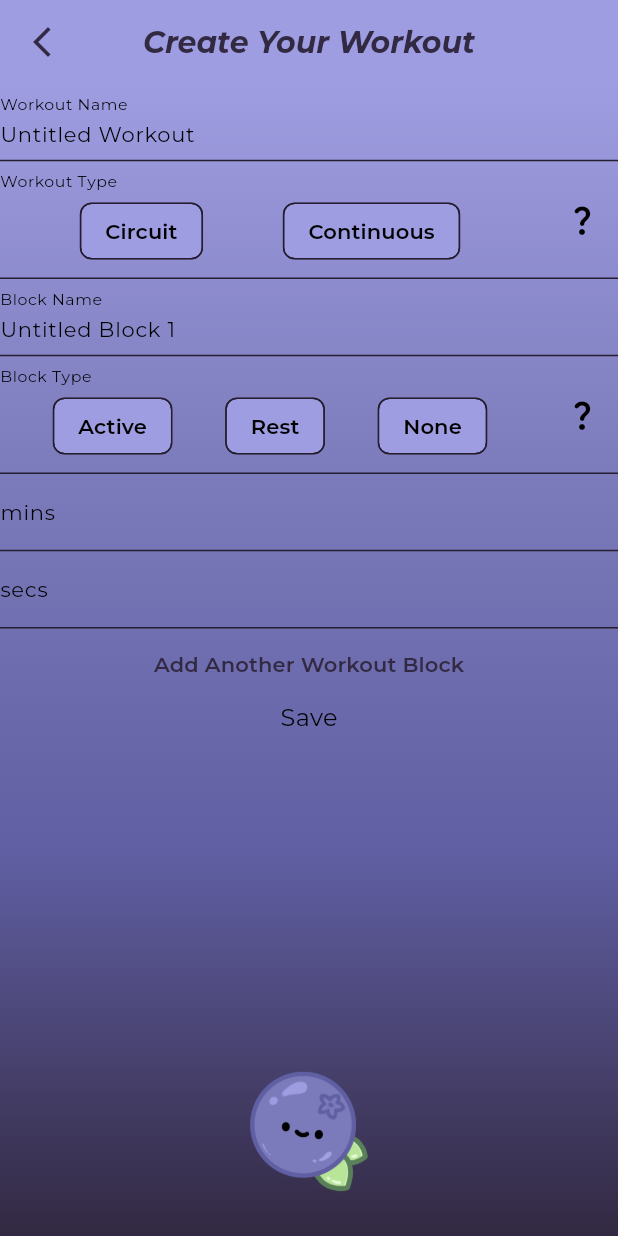
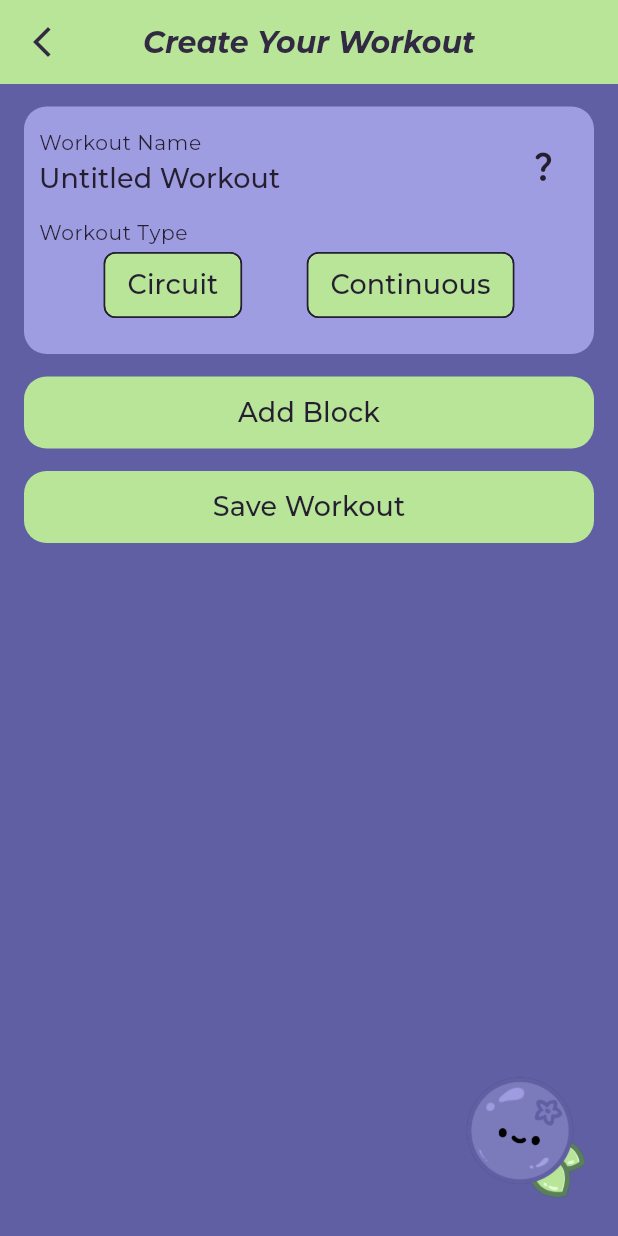
Before and after one commit to lucyyyli/JigglyWorkoutAppFlutter, a Flutter app: the CreateWorkoutScreen screen opened by its route, on a phone screen of 412 x 824 dp. Run offline on Flutter 3.47's test engine with Material 3 defaults, Android fonts, the phone set to English and light mode, and no system bars; drawn by our look-alikes of flutter_form_builder; our stand-ins replace form_builder_validators, google_fonts, simple_animations.

Commit message:
Create Your Workout page UI Update fonts on Alerts

```diff
--- a/lib/constants/app_theme.dart
+++ b/lib/constants/app_theme.dart
@@ -13,14 +13,14 @@ class AppThemeData {
       // Matches manifest.json colors and background color.
       primaryColor: colorScheme.primary,
       appBarTheme: AppBarTheme(
-        backgroundColor: colorScheme.background,
+        backgroundColor: colorScheme.surface,
         elevation: 0,
         iconTheme: IconThemeData(color: colorScheme.primary),
         centerTitle: false,
       ),
       iconTheme: IconThemeData(color: colorScheme.onPrimary),
-      canvasColor: colorScheme.background,
-      scaffoldBackgroundColor: colorScheme.background,
+      canvasColor: colorScheme.surface,
+      scaffoldBackgroundColor: colorScheme.surface,
       highlightColor: Colors.transparent,
     );
   }
@@ -32,15 +32,14 @@ class AppThemeData {
     secondaryContainer: Color(0xFF605FA3),
     tertiary: Color(0xFFB8E598),
     tertiaryContainer: Color(0xFF5A805A),
-    background: Color(0xFF9F9DE1),
-    surface: Color(0xFFFAFBFB),
-    onBackground: Color(0xFF241E30),
+    surface: Color(0xFF9F9DE1),
     error: _lightFillColor,
     onError: _lightFillColor,
     onPrimary: Color(0xFF7C7BBB),
     onSecondary: Color(0xFF605FA3),
-    onTertiary: Color(0xFF322942),
-    onSurface: Colors.black,
+    onTertiary: Color(0xFF241E30),
+    onTertiaryContainer: Color(0xFF241E30),
+    onSurface: Color(0xFF241E30),
     brightness: Brightness.light,
   );
 
@@ -50,33 +49,41 @@ class AppThemeData {
   static const _bold = FontWeight.w700;
 
   static final TextTheme _textTheme = TextTheme(
-    headlineLarge: GoogleFonts.montserrat(
-      fontSize: 50.0,
-      color: colorScheme.primary,
-    ),
+    headlineSmall: GoogleFonts.oswald(fontWeight: _medium, fontSize: 16.0),
     headlineMedium: GoogleFonts.barlowCondensed(
       fontSize: 40.0,
       fontWeight: _semiBold,
       fontStyle: FontStyle.italic,
       color: colorScheme.primary,
     ),
-    bodySmall: GoogleFonts.oswald(fontWeight: _semiBold, fontSize: 16.0),
-    headlineSmall: GoogleFonts.oswald(fontWeight: _medium, fontSize: 16.0),
+    headlineLarge: GoogleFonts.montserrat(
+      fontSize: 50.0,
+      color: colorScheme.primary,
+    ),
+
+    bodySmall: GoogleFonts.montserrat(fontWeight: _regular, fontSize: 14.0),
+    bodyMedium: GoogleFonts.montserrat(fontWeight: _regular, fontSize: 16.0),
+    bodyLarge: GoogleFonts.montserrat(fontWeight: _regular, fontSize: 18.0),
+
+    displaySmall: GoogleFonts.montserrat(fontWeight: _bold, fontSize: 14.0),
+    displayMedium: GoogleFonts.montserrat(fontWeight: _bold, fontSize: 16.0),
+    displayLarge: GoogleFonts.montserrat(fontWeight: _bold, fontSize: 18.0),
+
+    labelSmall: GoogleFonts.montserrat(fontWeight: _medium, fontSize: 14.0),
+    labelMedium: GoogleFonts.montserrat(fontWeight: _medium, fontSize: 16.0),
+    labelLarge: GoogleFonts.montserrat(fontWeight: _medium, fontSize: 18.0),
+
+    titleSmall: GoogleFonts.montserrat(fontWeight: _medium, fontSize: 14.0),
     titleMedium: GoogleFonts.montserrat(
       fontWeight: _medium,
       fontSize: 20.0,
       color: colorScheme.primary,
     ),
-    labelSmall: GoogleFonts.montserrat(fontWeight: _medium, fontSize: 12.0),
-    bodyLarge: GoogleFonts.montserrat(fontWeight: _regular, fontSize: 14.0),
-    titleSmall: GoogleFonts.montserrat(fontWeight: _medium, fontSize: 14.0),
-    bodyMedium: GoogleFonts.montserrat(fontWeight: _regular, fontSize: 16.0),
     titleLarge: GoogleFonts.montserrat(
       fontSize: 20.0,
       fontWeight: _bold,
       fontStyle: FontStyle.italic,
       color: colorScheme.primary,
     ),
-    labelLarge: GoogleFonts.montserrat(fontWeight: _semiBold, fontSize: 14.0),
   );
 }
--- a/lib/ui/createWorkout.dart
+++ b/lib/ui/createWorkout.dart
@@ -1,3 +1,5 @@
+import 'dart:math';
+import 'dart:developer' as dev;
 import 'package:jiggly/utils/routes/routes.dart';
 import 'package:jiggly/widgets/back_button.dart';
 import 'package:flutter/material.dart';
@@ -15,7 +17,7 @@ class CreateWorkoutScreen extends StatefulWidget {
 }
 
 class _CreateWorkoutScreenState extends State<CreateWorkoutScreen> {
-  int numBlocks = 1;
+  int numBlocks = 0;
   final _formKey = GlobalKey<FormBuilderState>();
 
   @override
@@ -34,8 +36,10 @@ class _CreateWorkoutScreenState extends State<CreateWorkoutScreen> {
       child: Scaffold(
         appBar: _buildAppBar(),
         body: _buildBody(),
-        floatingActionButton: FloatingActionLogoWidget(),
-        floatingActionButtonLocation: FloatingActionButtonLocation.centerFloat,
+        floatingActionButton: Visibility(
+            visible: MediaQuery.of(context).viewInsets.bottom == 0.0,
+            child: FloatingActionLogoWidget()),
+        floatingActionButtonLocation: FloatingActionButtonLocation.miniEndFloat,
       ),
     );
   }
@@ -49,7 +53,7 @@ class _CreateWorkoutScreenState extends State<CreateWorkoutScreen> {
         style: Theme.of(context).textTheme.titleLarge,
       ),
       centerTitle: true,
-      backgroundColor: AppThemeData.appTheme.colorScheme.background,
+      backgroundColor: AppThemeData.appTheme.colorScheme.tertiary,
     );
   }
 
@@ -68,22 +72,12 @@ class _CreateWorkoutScreenState extends State<CreateWorkoutScreen> {
         child: Container(
             width: MediaQuery.of(context).size.width,
             height: MediaQuery.of(context).size.height,
-            decoration: BoxDecoration(
-              gradient: LinearGradient(
-                begin: Alignment.topCenter,
-                end: Alignment.bottomCenter,
-                colors: [
-                  AppThemeData.appTheme.colorScheme.background,
-                  AppThemeData.appTheme.colorScheme.secondary,
-                  AppThemeData.appTheme.colorScheme.secondaryContainer,
-                  AppThemeData.appTheme.colorScheme.primary,
-                ],
-              ),
-            ),
+            color: AppThemeData.appTheme.colorScheme.secondaryContainer,
             child: SingleChildScrollView(
                 child: Column(
               children: <Widget>[
                 _buildForm(),
+                const SizedBox(height: 100),
               ],
             ))),
       ),
@@ -95,20 +89,30 @@ class _CreateWorkoutScreenState extends State<CreateWorkoutScreen> {
       key: _formKey,
       child: Column(
         children: <Widget>[
+          const SizedBox(height: 15),
+          Container(
+              height: 165,
+              width: 380,
+              padding: new EdgeInsets.all(10.0),
+              decoration: BoxDecoration(
+                color: AppThemeData.appTheme.colorScheme.surface,
+                borderRadius: BorderRadius.circular(15.0), // Uniform radius
+                // border: Border.all(
+                //   width: 1,
+                //   color: Theme.of(context).colorScheme.primaryContainer,
+                // ),
+              ),
+              child: Column(children: [
                 _buildFormWorkoutName(),
                 _buildFormWorkoutType(),
+              ])),
+          const SizedBox(height: 15),
           for (int i = 0; i < numBlocks; i++) _buildFormWorkoutBlock(),
-          TextButton(
-            onPressed: () {
-              setState(
-                () {
-                  numBlocks++;
-                  print(numBlocks);
-                },
-              );
-            },
-            child: Text("Add Another Workout Block"),
-          ),
+          Container(
+              alignment: Alignment.center,
+              width: 380,
+              child: _buildFormAddRemoveBlockButton()),
+          const SizedBox(height: 15),
           _saveWorkoutButton(),
         ],
       ),
@@ -121,34 +125,11 @@ class _CreateWorkoutScreenState extends State<CreateWorkoutScreen> {
     return FormBuilderTextField(
       autovalidateMode: AutovalidateMode.disabled,
       name: 'workout_name',
+      style: Theme.of(context).textTheme.labelLarge,
       decoration: InputDecoration(
         labelText: "Workout Name",
-        suffixIcon: _titleHasError ? const Icon(Icons.error, color: Colors.red) : null,
-      ),
-      onChanged: (val) {
-        _formKey.currentState?.fields['workout_name']?.validate();
-        setState(
-          () {
-            _titleHasError = !(_formKey.currentState?.fields['title']?.validate() ?? false);
-          },
-        );
-      },
-      // valueTransformer: (text) => num.tryParse(text),
-      validator: FormBuilderValidators.compose([
-        FormBuilderValidators.required(),
-        FormBuilderValidators.maxLength(40),
-      ]),
-      initialValue: 'Untitled Workout',
-      // textInputAction: TextInputAction.next,
-    );
-  }
-
-  Widget _buildFormWorkoutType() {
-    return FormBuilderChoiceChip<String>(
-      autovalidateMode: AutovalidateMode.disabled,
-      alignment: WrapAlignment.spaceEvenly,
-      decoration: InputDecoration(
-        labelText: "Workout Type",
+        labelStyle: Theme.of(context).textTheme.bodyLarge,
+        errorStyle: TextStyle(height: 0.01),
         suffixIcon: IconButton(
           onPressed: () {
             showDialog(
@@ -160,15 +141,46 @@ class _CreateWorkoutScreenState extends State<CreateWorkoutScreen> {
           },
           icon: Icon(Icons.question_mark_rounded),
         ),
+        border: InputBorder.none,
+        focusedBorder: InputBorder.none,
+        enabledBorder: InputBorder.none,
+        errorBorder: InputBorder.none,
+        disabledBorder: InputBorder.none,
+      ),
+      validator: FormBuilderValidators.compose([
+        FormBuilderValidators.maxLength(40),
+        FormBuilderValidators.required(),
+      ]),
+      initialValue: 'Untitled Workout',
+    );
+  }
+
+  Widget _buildFormWorkoutType() {
+    return FormBuilderChoiceChip<String>(
+      autovalidateMode: AutovalidateMode.disabled,
+      alignment: WrapAlignment.spaceEvenly,
+      decoration: InputDecoration(
+        hintStyle: TextStyle(
+          height: 1.5, // sets the distance between label and input
+        ),
+        hintText: '',
+        // needed to create space between label and input
+        labelText: "Workout Type",
+        labelStyle: Theme.of(context).textTheme.bodyLarge,
+        errorStyle: TextStyle(height: 0.01),
+        border: InputBorder.none,
+        focusedBorder: InputBorder.none,
+        enabledBorder: InputBorder.none,
+        errorBorder: InputBorder.none,
+        disabledBorder: InputBorder.none,
       ),
       name: 'type',
+      backgroundColor: Theme.of(context).colorScheme.tertiary,
+      selectedColor: Theme.of(context).colorScheme.onTertiary,
       options: [
         FormBuilderChipOption(value: 'Circuit'),
         FormBuilderChipOption(value: 'Continuous'),
       ],
-      onChanged: (val) {
-        _formKey.currentState?.fields['type']?.validate();
-      },
       validator: FormBuilderValidators.compose([
         FormBuilderValidators.required(),
       ]),
@@ -178,7 +190,9 @@ class _CreateWorkoutScreenState extends State<CreateWorkoutScreen> {
   Widget workoutTypeExplanationDialog() {
     return AlertDialog(
       title: const Text("Workout Types"),
+      titleTextStyle: Theme.of(context).textTheme.displayMedium,
       content: const Text("A circuit workout is finite."),
+      contentTextStyle: Theme.of(context).textTheme.bodyLarge,
       actions: <Widget>[
         TextButton(
           onPressed: () {
@@ -192,10 +206,24 @@ class _CreateWorkoutScreenState extends State<CreateWorkoutScreen> {
 
   Widget _buildFormWorkoutBlock() {
     return Column(
+      children: [
+        Container(
+          height: 210,
+          width: 380,
+          padding: new EdgeInsets.all(10.0),
+          decoration: BoxDecoration(
+            color: AppThemeData.appTheme.colorScheme.surface,
+            borderRadius: BorderRadius.circular(15.0), // Uniform radius
+          ),
+          child: Column(
             children: <Widget>[
               _buildFormWorkoutBlockName(),
               _buildFormWorkoutBlockType(),
               _buildFormWorkoutBlockLength(),
+            ],
+          ),
+        ),
+        const SizedBox(height: 15),
       ],
     );
   }
@@ -207,22 +235,31 @@ class _CreateWorkoutScreenState extends State<CreateWorkoutScreen> {
     return FormBuilderTextField(
       autovalidateMode: AutovalidateMode.disabled,
       name: fieldName,
+      style: Theme.of(context).textTheme.labelLarge,
       decoration: InputDecoration(
         labelText: "Block Name",
-        suffixIcon: _blockTitleHasError ? const Icon(Icons.error, color: Colors.red) : null,
-      ),
-      onChanged: (val) {
-        _formKey.currentState?.fields[fieldName]?.validate();
-        setState(
-          () {
-            _blockTitleHasError = !(_formKey.currentState?.fields[fieldName]?.validate() ?? false);
+        labelStyle: Theme.of(context).textTheme.bodyLarge,
+        errorStyle: TextStyle(height: 0.01),
+        suffixIcon: IconButton(
+          onPressed: () {
+            showDialog(
+              context: context,
+              builder: (BuildContext context) {
+                return blockTypeExplanationDialog();
               },
             );
           },
-      // valueTransformer: (text) => num.tryParse(text),
+          icon: Icon(Icons.question_mark_rounded),
+        ),
+        border: InputBorder.none,
+        focusedBorder: InputBorder.none,
+        enabledBorder: InputBorder.none,
+        errorBorder: InputBorder.none,
+        disabledBorder: InputBorder.none,
+      ),
       validator: FormBuilderValidators.compose([
         FormBuilderValidators.required(),
-        FormBuilderValidators.maxLength(30),
+        FormBuilderValidators.maxLength(40),
       ]),
       initialValue: 'Untitled Block ' + numBlocks.toString(),
       // textInputAction: TextInputAction.next,
@@ -237,36 +274,50 @@ class _CreateWorkoutScreenState extends State<CreateWorkoutScreen> {
       alignment: WrapAlignment.spaceEvenly,
       decoration: InputDecoration(
         labelText: "Block Type",
-        suffixIcon: IconButton(
-          onPressed: () {
-            showDialog(
-              context: context,
-              builder: (BuildContext context) {
-                return blockTypeExplanationDialog();
-              },
-            );
-          },
-          icon: Icon(Icons.question_mark_rounded),
-        ),
+        labelStyle: Theme.of(context).textTheme.bodyLarge,
+        errorStyle: TextStyle(height: 0.01),
+        border: InputBorder.none,
+        focusedBorder: InputBorder.none,
+        enabledBorder: InputBorder.none,
+        errorBorder: InputBorder.none,
+        disabledBorder: InputBorder.none,
       ),
       name: fieldName,
+      backgroundColor: Theme.of(context).colorScheme.tertiary,
+      selectedColor: Theme.of(context).colorScheme.onTertiary,
       options: [
         FormBuilderChipOption(value: 'Active'),
         FormBuilderChipOption(value: 'Rest'),
         FormBuilderChipOption(value: 'None'),
       ],
-      onChanged: (val) {
-        _formKey.currentState?.fields[fieldName]?.validate();
-      },
       validator: FormBuilderValidators.compose([
         FormBuilderValidators.required(),
       ]),
     );
   }
 
+  Widget _buildFormAddRemoveBlockButton() {
+    if (numBlocks == 0) {
+      return Row(
+          mainAxisAlignment: MainAxisAlignment.spaceEvenly,
+          children: <Widget>[
+            addBlockButton(380),
+          ]);
+    } else {
+      return Row(
+          mainAxisAlignment: MainAxisAlignment.spaceBetween,
+          children: <Widget>[
+            addBlockButton(185),
+            removeBlockButton(),
+          ]);
+    }
+  }
+
   Widget blockTypeExplanationDialog() {
     return AlertDialog(
       title: const Text("Block Types"),
+      titleTextStyle: Theme.of(context).textTheme.displayMedium,
+      contentTextStyle: Theme.of(context).textTheme.bodyLarge,
       content: const Text("Active or Rest."),
       actions: <Widget>[
         TextButton(
@@ -280,11 +331,15 @@ class _CreateWorkoutScreenState extends State<CreateWorkoutScreen> {
   }
 
   Widget _buildFormWorkoutBlockLength() {
-    return Column(
+    return Container(
+      width: 210,
+      child: Row(
         children: <Widget>[
           _buildFormWorkoutBlockLengthMins(),
+          SizedBox(width: 10),
           _buildFormWorkoutBlockLengthSecs(),
         ],
+      ),
     );
   }
 
@@ -292,23 +347,28 @@ class _CreateWorkoutScreenState extends State<CreateWorkoutScreen> {
     bool _blockLengthMinsError = false;
     String fieldNameMins = 'block_length_mins_' + numBlocks.toString();
 
-    return FormBuilderTextField(
+    return SizedBox(
+      width: 100,
+      child: FormBuilderTextField(
         autovalidateMode: AutovalidateMode.disabled,
         name: fieldNameMins,
+        style: Theme.of(context).textTheme.titleMedium,
         decoration: InputDecoration(
-        labelText: "mins",
           hintText: "0",
-        suffixIcon: _blockLengthMinsError ? const Icon(Icons.error, color: Colors.red) : null,
+          errorStyle: TextStyle(height: 0.01),
+          suffixIcon: Padding(
+            padding: const EdgeInsets.fromLTRB(10, 8, 10, 0),
+            child: Text(
+              "mins",
+              style: Theme.of(context).textTheme.titleMedium,
             ),
-      onChanged: (val) {
-        _formKey.currentState?.fields[fieldNameMins]?.validate();
-        setState(
-          () {
-            _blockLengthMinsError = !(_formKey.currentState?.fields[fieldNameMins]?.validate() ?? false);
-          },
-        );
-      },
-      // valueTransformer: (text) => num.tryParse(text),
+          ),
+          border: InputBorder.none,
+          focusedBorder: InputBorder.none,
+          enabledBorder: InputBorder.none,
+          errorBorder: InputBorder.none,
+          disabledBorder: InputBorder.none,
+        ),
         validator: FormBuilderValidators.compose(
           [
             FormBuilderValidators.required(),
@@ -316,6 +376,7 @@ class _CreateWorkoutScreenState extends State<CreateWorkoutScreen> {
           ],
         ),
         keyboardType: TextInputType.number,
+      ),
     );
   }
 
@@ -323,23 +384,29 @@ class _CreateWorkoutScreenState extends State<CreateWorkoutScreen> {
     bool _blockLengthSecsError = false;
     String fieldNameSecs = 'block_length_secs_' + numBlocks.toString();
 
-    return FormBuilderTextField(
+    return SizedBox(
+      width: 100,
+      child: FormBuilderTextField(
         autovalidateMode: AutovalidateMode.disabled,
         name: fieldNameSecs,
+        style: Theme.of(context).textTheme.titleMedium,
         decoration: InputDecoration(
-        labelText: "secs",
-        hintText: "30",
-        suffixIcon: _blockLengthSecsError ? const Icon(Icons.error, color: Colors.red) : null,
+          hintText: "0",
+          errorStyle: TextStyle(height: 0.01),
+          suffixIcon: Padding(
+            padding: const EdgeInsets.fromLTRB(10, 8, 10, 0),
+            child: Text(
+              "secs",
+              style: Theme.of(context).textTheme.titleMedium,
             ),
-      onChanged: (val) {
-        _formKey.currentState?.fields[fieldNameSecs]?.validate();
-        setState(
-          () {
-            _blockLengthSecsError = !(_formKey.currentState?.fields[fieldNameSecs]?.validate() ?? false);
-          },
-        );
-      },
-      // valueTransformer: (text) => num.tryParse(text),
+          ),
+          border: InputBorder.none,
+          focusedBorder: InputBorder.none,
+          enabledBorder: InputBorder.none,
+          errorBorder: UnderlineInputBorder(
+              borderSide: BorderSide(color: Colors.red.shade700, width: 2.0)),
+          disabledBorder: InputBorder.none,
+        ),
         validator: FormBuilderValidators.compose(
           [
             FormBuilderValidators.required(),
@@ -347,27 +414,85 @@ class _CreateWorkoutScreenState extends State<CreateWorkoutScreen> {
           ],
         ),
         keyboardType: TextInputType.number,
+      ),
     );
   }
 
   Widget _saveWorkoutButton() {
-    return Text("Save");
+    return Container(
+      padding: EdgeInsets.all(0.0),
+      width: 380,
+      alignment: Alignment.center,
+      decoration: BoxDecoration(
+        borderRadius: BorderRadius.all(
+          Radius.circular(15),
+        ),
+        color: AppThemeData.appTheme.colorScheme.tertiary,
+      ),
+      child: TextButton(
+        onPressed: () {
+          _formKey.currentState?.validate();
+          if (_formKey.currentState?.isValid == true) {
+            _formKey.currentState?.save();
+          }
+        },
+        child: Text(
+          "Save Workout",
+          style: Theme.of(context).textTheme.labelLarge,
+        ),
+      ),
+    );
+  }
+
+  Widget addBlockButton(double width) {
+    return Container(
+      padding: EdgeInsets.all(0.0),
+      width: width,
+      decoration: BoxDecoration(
+        borderRadius: BorderRadius.all(
+          Radius.circular(15),
+        ),
+        color: AppThemeData.appTheme.colorScheme.tertiary,
+      ),
+      child: TextButton(
+        onPressed: () {
+          setState(
+            () {
+              numBlocks++;
+            },
+          );
+        },
+        child: Text(
+          "Add Block",
+          style: Theme.of(context).textTheme.labelLarge,
+        ),
+      ),
+    );
+  }
+
+  Widget removeBlockButton() {
+    return Container(
+      padding: EdgeInsets.all(0.0),
+      width: 185,
+      decoration: BoxDecoration(
+        borderRadius: BorderRadius.all(
+          Radius.circular(15),
+        ),
+        color: AppThemeData.appTheme.colorScheme.tertiary,
+      ),
+      child: TextButton(
+        onPressed: () {
+          setState(
+            () {
+              numBlocks--;
+            },
+          );
+        },
+        child: Text(
+          "Remove Block",
+          style: Theme.of(context).textTheme.labelLarge,
+        ),
+      ),
+    );
   }
 }
-
-// child: Column(
-// children: <Widget>[
-// TextButton(
-// onPressed: () {
-// Navigator.of(context).pushReplacementNamed(Routes.doWorkout);
-// },
-// child: Text("Start Workout"),
-// ),
-// TextButton(
-// onPressed: () {
-// Navigator.pushNamedAndRemoveUntil(context, '/home', ModalRoute.withName('/'));
-// },
-// child: Text("Return Home"),
-// ),
-// ],
-// ),
--- a/lib/ui/home.dart
+++ b/lib/ui/home.dart
@@ -1,3 +1,4 @@
+import 'dart:developer';
 import 'package:jiggly/utils/routes/routes.dart';
 import 'package:flutter/material.dart';
 import 'package:simple_animations/animation_builder/mirror_animation_builder.dart';
@@ -38,6 +39,7 @@ class _HomeScreenState extends State<HomeScreen> {
 
   // widgets:--------------------------------------------------------------------
   Widget _buildMainContent() {
+    log("building main content");
     return Center(
       child: Container(
         height: double.infinity,
--- a/lib/ui/my_app.dart
+++ b/lib/ui/my_app.dart
@@ -14,7 +14,7 @@ class MyApp extends StatelessWidget {
       theme: AppThemeData.appTheme,
       routes: Routes.routes,
       home: HomeScreen(),
-      // home: SplashScreen(),
+      // splash: SplashScreen(),
     );
   }
 }
--- a/lib/widgets/back_button.dart
+++ b/lib/widgets/back_button.dart
@@ -37,12 +37,12 @@ returnDialog(BuildContext context) {
     title: Text(
       "Are you sure you want to go back?",
       textAlign: TextAlign.left,
-      style: Theme.of(context).textTheme.headlineSmall,
+      style: Theme.of(context).textTheme.displayLarge,
     ),
     content: Text(
       "Your unsaved changes will be discarded.",
       textAlign: TextAlign.left,
-      style: Theme.of(context).textTheme.bodySmall,
+      style: Theme.of(context).textTheme.bodyMedium,
     ),
     actions: [
       continueButton,
--- a/lib/widgets/floating_action_logo_widget.dart
+++ b/lib/widgets/floating_action_logo_widget.dart
@@ -59,6 +59,8 @@ returnHomeDialog(BuildContext context) {
   );
   AlertDialog alert = AlertDialog(
     title: Text("Just Checking"),
+    titleTextStyle: Theme.of(context).textTheme.displayMedium,
+    contentTextStyle: Theme.of(context).textTheme.bodyLarge,
     content: Text("Would you like to return home?"),
     actions: [
       continueButton,
```
Also changed, not shown: pubspec.yaml (+3 -4 lines), 2 other files. Lines whose indentation alone changed are shown as unchanged.
